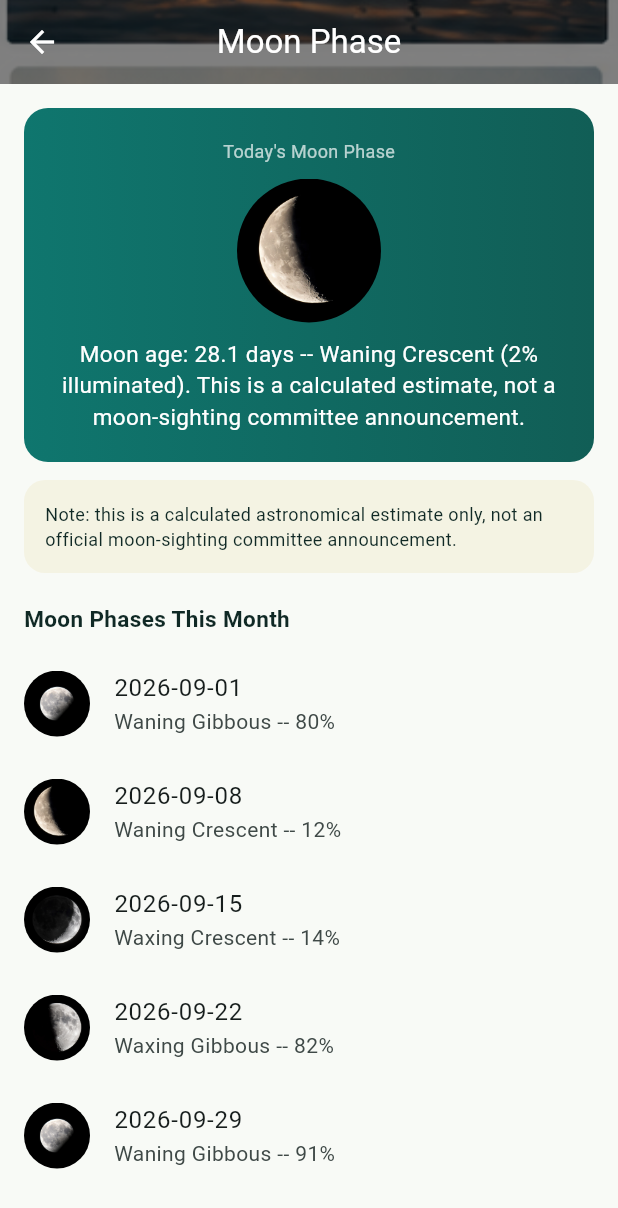
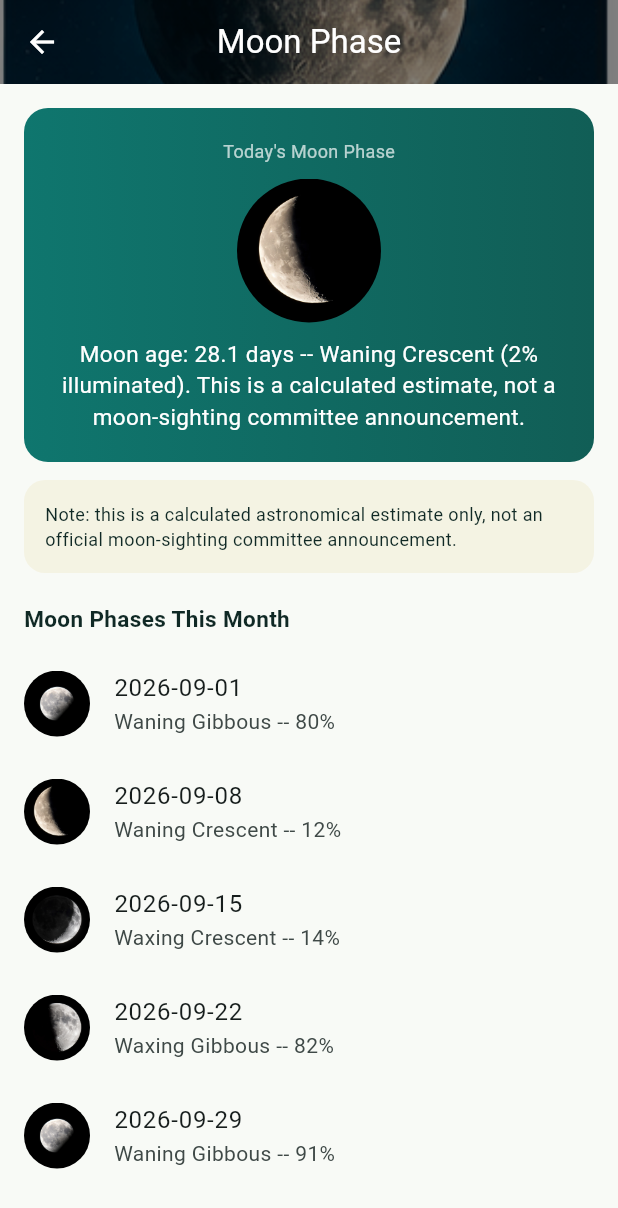
Before and after one commit to 9369702788/wirdi_v16.1.24, a Flutter app: the MoonScreen screen opened directly, on a phone screen of 412 x 824 dp. Shown: the top 1208 px of the screen. Run offline on Flutter 3.47's test engine with Material 3 defaults, Android fonts, the phone set to English and light mode, and no system bars; our stand-ins replace audio_service, audioplayers, camera, cloud_firestore, file_picker, firebase_auth and 11 more; missing offline and left inert: home_widget; accounts and stored records are empty; network calls fail; Roboto replaces fonts that are missing (Cairo).

Commit message:
Add files via upload

```diff
--- a/lib/features/moon/moon_screen.dart
+++ b/lib/features/moon/moon_screen.dart
@@ -1,4 +1,5 @@
 import 'dart:math' as math;
+import 'dart:ui' as ui;
 import 'package:flutter/material.dart';
 import '../../core/services/moon_calculator.dart';
 import '../../core/services/moon_phases_service.dart';
@@ -185,33 +186,84 @@ class _MoonPhasePainter extends CustomPainter {
 }
 
 
-class _MosaicBg extends StatelessWidget {
+class _MosaicBg extends StatefulWidget {
   final int col; // 0-indexed, 0..4
   final int row; // 0-indexed, 0..1
   final double opacity;
   const _MosaicBg({required this.col, required this.row, this.opacity = 0.4});
 
   @override
+  State<_MosaicBg> createState() => _MosaicBgState();
+}
+
+class _MosaicBgState extends State<_MosaicBg> {
+  static ui.Image? _cachedImage;
+  ui.Image? _image;
+  ImageStreamListener? _listener;
+
+  @override
+  void initState() {
+    super.initState();
+    if (_cachedImage != null) {
+      _image = _cachedImage;
+    } else {
+      final stream = const AssetImage('assets/images/wirdi_mosaic.png')
+          .resolve(const ImageConfiguration());
+      _listener = ImageStreamListener((info, _) {
+        _cachedImage = info.image;
+        if (mounted) setState(() => _image = info.image);
+      });
+      stream.addListener(_listener!);
+    }
+  }
+
+  @override
   Widget build(BuildContext context) {
-    const cols = 5;
-    const rows = 2;
-    final alignX = (2 * col / (cols - 1)) - 1;
-    final alignY = (2 * row / (rows - 1)) - 1;
+    final img = _image;
     return ClipRect(
       child: Stack(
         fit: StackFit.expand,
         children: [
-          Align(
-            alignment: Alignment(alignX, alignY),
-            child: FractionallySizedBox(
-              widthFactor: cols.toDouble(),
-              heightFactor: rows.toDouble(),
-              child: Image.asset('assets/images/wirdi_mosaic.png', fit: BoxFit.cover),
-            ),
-          ),
-          Container(color: Colors.black.withValues(alpha: opacity)),
+          if (img != null)
+            CustomPaint(painter: _MosaicCellPainter(image: img, col: widget.col, row: widget.row))
+          else
+            Container(color: const Color(0xFF0F766E)),
+          Container(color: Colors.black.withValues(alpha: widget.opacity)),
         ],
       ),
     );
   }
 }
+
+class _MosaicCellPainter extends CustomPainter {
+  final ui.Image image;
+  final int col;
+  final int row;
+  static const int cols = 5;
+  static const int rows = 2;
+  _MosaicCellPainter({required this.image, required this.col, required this.row});
+
+  @override
+  void paint(Canvas canvas, Size size) {
+    final cellW = image.width / cols;
+    final cellH = image.height / rows;
+    final srcAspect = cellW / cellH;
+    final dstAspect = size.width / size.height;
+    Rect src;
+    if (srcAspect > dstAspect) {
+      final visW = cellH * dstAspect;
+      final dx = (cellW - visW) / 2;
+      src = Rect.fromLTWH(col * cellW + dx, row * cellH, visW, cellH);
+    } else {
+      final visH = cellW / dstAspect;
+      final dy = (cellH - visH) / 2;
+      src = Rect.fromLTWH(col * cellW, row * cellH + dy, cellW, visH);
+    }
+    final dst = Rect.fromLTWH(0, 0, size.width, size.height);
+    canvas.drawImageRect(image, src, dst, Paint()..filterQuality = FilterQuality.medium);
+  }
+
+  @override
+  bool shouldRepaint(covariant _MosaicCellPainter oldDelegate) =>
+      oldDelegate.image != image || oldDelegate.col != col || oldDelegate.row != row;
+}
```
